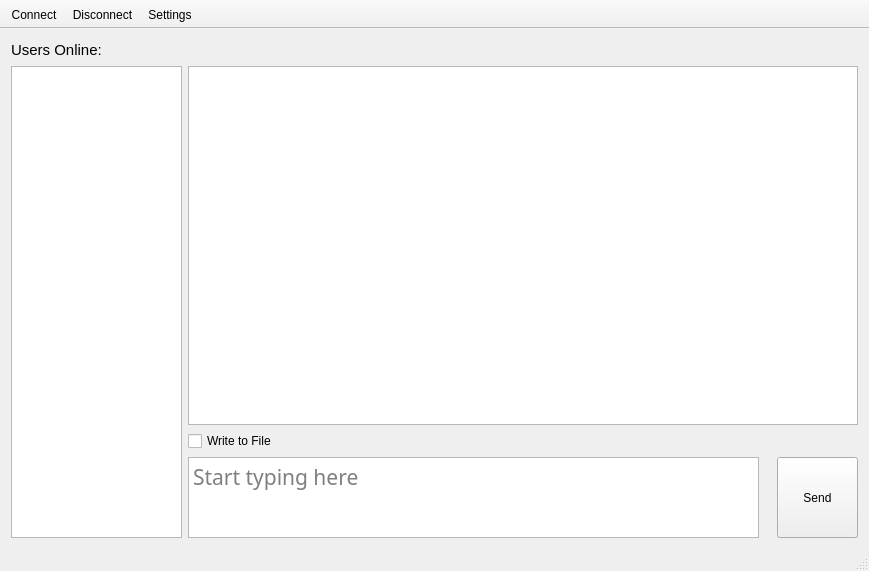
Before: the Qt Designer form Source/Client/mainwindow.ui in krstlb/linux-chat, drawn with Qt 5.
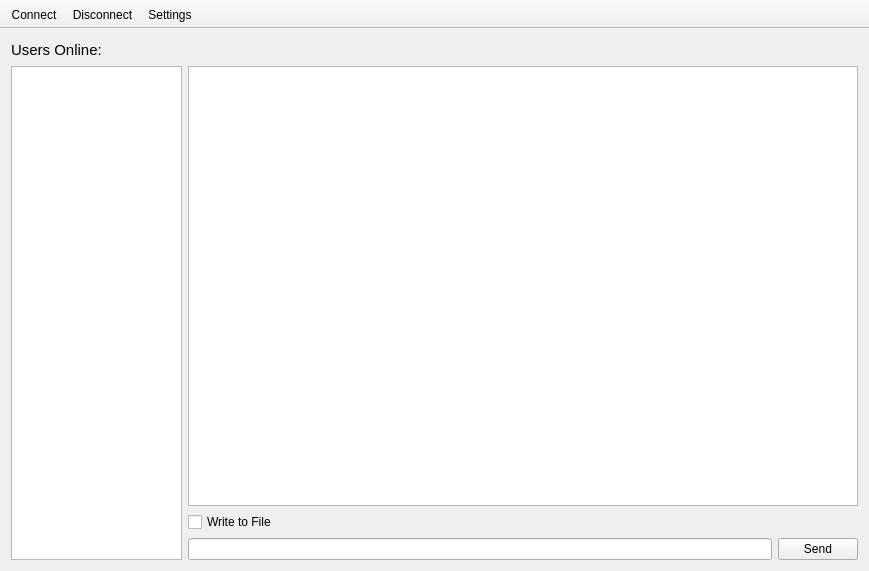
After: the same form once the commit is applied.

Patch:
```diff
--- a/Source/Client/mainwindow.ui
+++ b/Source/Client/mainwindow.ui
@@ -15,74 +15,6 @@
   </property>
   <widget class="QWidget" name="centralWidget">
    <layout class="QGridLayout" name="gridLayout">
-    <item row="3" column="1">
-     <widget class="QTextEdit" name="sendMessageContent">
-      <property name="minimumSize">
-       <size>
-        <width>0</width>
-        <height>81</height>
-       </size>
-      </property>
-      <property name="maximumSize">
-       <size>
-        <width>16777215</width>
-        <height>81</height>
-       </size>
-      </property>
-      <property name="font">
-       <font>
-        <family>Droid Sans</family>
-        <pointsize>16</pointsize>
-        <weight>50</weight>
-        <bold>false</bold>
-       </font>
-      </property>
-      <property name="cursor" stdset="0">
-       <cursorShape>IBeamCursor</cursorShape>
-      </property>
-      <property name="horizontalScrollBarPolicy">
-       <enum>Qt::ScrollBarAlwaysOff</enum>
-      </property>
-      <property name="html">
-       <string>&lt;!DOCTYPE HTML PUBLIC &quot;-//W3C//DTD HTML 4.0//EN&quot; &quot;http://www.w3.org/TR/REC-html40/strict.dtd&quot;&gt;
-&lt;html&gt;&lt;head&gt;&lt;meta name=&quot;qrichtext&quot; content=&quot;1&quot; /&gt;&lt;style type=&quot;text/css&quot;&gt;
-p, li { white-space: pre-wrap; }
-&lt;/style&gt;&lt;/head&gt;&lt;body style=&quot; font-family:'Droid Sans'; font-size:16pt; font-weight:400; font-style:normal;&quot;&gt;
-&lt;p style=&quot;-qt-paragraph-type:empty; margin-top:0px; margin-bottom:0px; margin-left:0px; margin-right:0px; -qt-block-indent:0; text-indent:0px; font-family:'Roboto'; font-size:18pt;&quot;&gt;&lt;br /&gt;&lt;/p&gt;&lt;/body&gt;&lt;/html&gt;</string>
-      </property>
-      <property name="cursorWidth">
-       <number>3</number>
-      </property>
-      <property name="placeholderText">
-       <string>Start typing here</string>
-      </property>
-     </widget>
-    </item>
-    <item row="3" column="4">
-     <widget class="QPushButton" name="sendDataButton">
-      <property name="minimumSize">
-       <size>
-        <width>81</width>
-        <height>81</height>
-       </size>
-      </property>
-      <property name="maximumSize">
-       <size>
-        <width>81</width>
-        <height>81</height>
-       </size>
-      </property>
-      <property name="layoutDirection">
-       <enum>Qt::LeftToRight</enum>
-      </property>
-      <property name="autoFillBackground">
-       <bool>false</bool>
-      </property>
-      <property name="text">
-       <string>Send</string>
-      </property>
-     </widget>
-    </item>
     <item row="0" column="0">
      <widget class="QLabel" name="label">
       <property name="minimumSize">
@@ -126,25 +58,6 @@
       </property>
      </widget>
     </item>
-    <item row="1" column="1" colspan="4">
-     <widget class="QTextBrowser" name="textWindow">
-      <property name="minimumSize">
-       <size>
-        <width>316</width>
-        <height>181</height>
-       </size>
-      </property>
-      <property name="font">
-       <font>
-        <family>Droid Sans</family>
-        <pointsize>16</pointsize>
-       </font>
-      </property>
-      <property name="autoFillBackground">
-       <bool>false</bool>
-      </property>
-     </widget>
-    </item>
     <item row="2" column="1">
      <widget class="QCheckBox" name="checkBox">
       <property name="text">
@@ -152,6 +65,35 @@
       </property>
      </widget>
     </item>
+    <item row="3" column="1">
+     <widget class="QLineEdit" name="sendMessageContent"/>
+    </item>
+    <item row="3" column="2" colspan="2">
+     <widget class="QPushButton" name="sendDataButton">
+      <property name="text">
+       <string>Send</string>
+      </property>
+     </widget>
+    </item>
+    <item row="1" column="1" colspan="3">
+     <widget class="QTextBrowser" name="textWindow">
+      <property name="minimumSize">
+       <size>
+        <width>316</width>
+        <height>181</height>
+       </size>
+      </property>
+      <property name="font">
+       <font>
+        <family>Droid Sans</family>
+        <pointsize>16</pointsize>
+       </font>
+      </property>
+      <property name="autoFillBackground">
+       <bool>false</bool>
+      </property>
+     </widget>
+    </item>
    </layout>
   </widget>
   <widget class="QToolBar" name="mainToolBar">
@@ -168,7 +110,6 @@
    <addaction name="actionDisconnect"/>
    <addaction name="actionSettings"/>
   </widget>
-  <widget class="QStatusBar" name="statusBar"/>
   <action name="actionConnect">
    <property name="checkable">
     <bool>true</bool>
```
